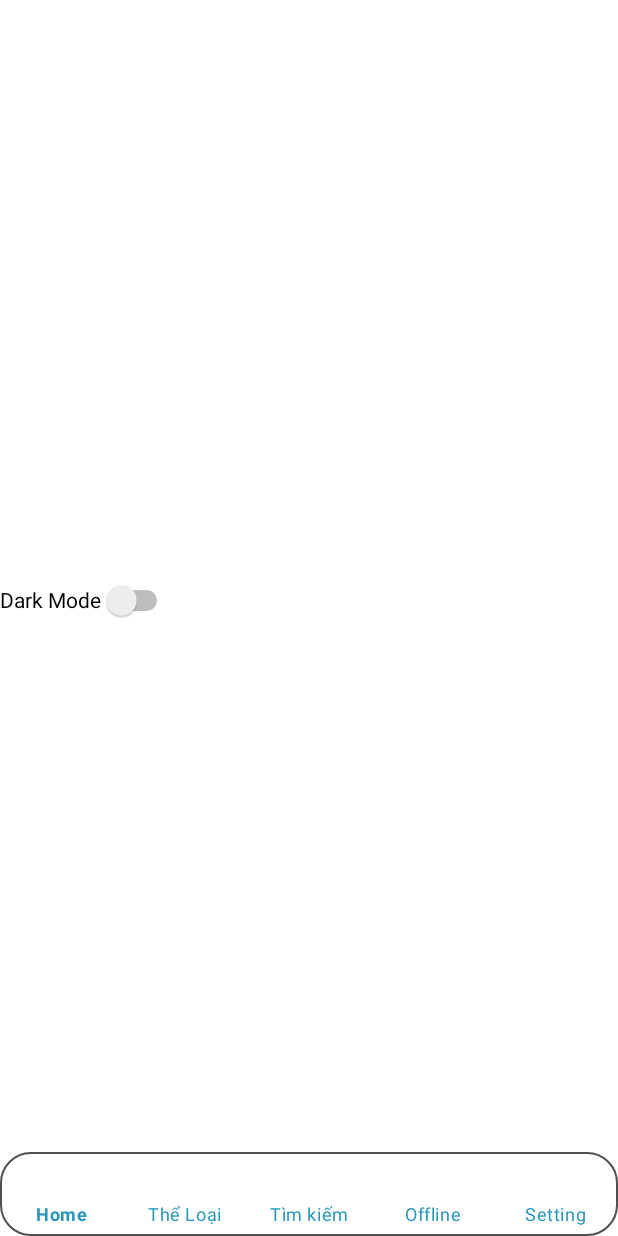
After one commit to HandQ2212/ProReadApp, an Android app: the fragment SettingFragment placed in its activity, on a phone screen of 412 x 824 dp. The commit adds this screen. Run offline under Robolectric (Android 15) with nearby library versions, the phone set to English and light mode, and no system bars.

Commit message:
update: setting fragment & dark/night mode

```diff
--- a/App Mobile/app/src/main/AndroidManifest.xml
+++ b/App Mobile/app/src/main/AndroidManifest.xml
@@ -13,8 +13,9 @@
         android:theme="@style/Theme.ProReadApp"
         tools:targetApi="31">
         <activity
-            android:name=".MainActivity"
-            android:exported="true">
+            android:name=".view.MainActivity"
+            android:exported="true"
+            android:theme="@style/Theme.ProReadApp">
             <intent-filter>
                 <action android:name="android.intent.action.MAIN" />
 
@@ -23,6 +24,7 @@
         </activity>
         <activity android:name=".view.StoryDetailActivity" />
         <activity android:name=".view.ChapterReaderActivity"/>
+
     </application>
 
 </manifest>
--- /dev/null
+++ b/App Mobile/app/src/main/java/com/example/proreadapp/view/MainActivity.java
@@ -0,0 +1,87 @@
+package com.example.proreadapp.view;
+
+import android.os.Bundle;
+import android.view.MenuItem;
+
+import androidx.activity.EdgeToEdge;
+import androidx.appcompat.app.AppCompatActivity;
+import androidx.core.graphics.Insets;
+import androidx.core.view.ViewCompat;
+import androidx.core.view.WindowInsetsCompat;
+import androidx.fragment.app.Fragment;
+import androidx.fragment.app.FragmentTransaction;
+
+import com.example.proreadapp.R;
+import com.example.proreadapp.view.fragment.HomeFragment;
+import com.example.proreadapp.view.fragment.OfflineFragment;
+import com.example.proreadapp.view.fragment.SettingFragment;
+import com.example.proreadapp.view.fragment.TheLoaiFragment;
+import com.example.proreadapp.view.fragment.TimKiemFragment;
+import com.example.proreadapp.databinding.ActivityMainBinding;
+
+public class MainActivity extends AppCompatActivity {
+
+    private ActivityMainBinding binding;
+
+    protected void onCreate(Bundle savedInstanceState) {
+        getSupportActionBar().hide();
+        super.onCreate(savedInstanceState);
+        EdgeToEdge.enable(this);
+        binding = ActivityMainBinding.inflate(getLayoutInflater());
+        setContentView(binding.getRoot());
+
+        setupDefaultFragment();
+        setupBottomNavigation();
+        setupWindowInsets();
+    }
+
+    private void setupDefaultFragment() {
+        getSupportFragmentManager().beginTransaction()
+                .replace(R.id.fragment_container, new HomeFragment())
+                .commit();
+    }
+
+    private void setupBottomNavigation() {
+        binding.bottomNavigation.setOnItemSelectedListener(item -> {
+            changeFragment(item);
+            return true;
+        });
+    }
+
+    private void setupWindowInsets() {
+        ViewCompat.setOnApplyWindowInsetsListener(binding.getRoot(), (v, insets) -> {
+            Insets systemBars = insets.getInsets(WindowInsetsCompat.Type.systemBars());
+            v.setPadding(systemBars.left, systemBars.top, systemBars.right, systemBars.bottom);
+            return WindowInsetsCompat.CONSUMED;
+        });
+    }
+
+    public void changeFragment(MenuItem item) {
+        Fragment selectedFragment = getSelectedFragment(item);
+        if (selectedFragment != null) {
+            FragmentTransaction transaction = getSupportFragmentManager().beginTransaction();
+            transaction.replace(R.id.fragment_container, selectedFragment);
+            transaction.commit();
+        }
+    }
+
+    private Fragment getSelectedFragment(MenuItem item) {
+        int itemId = item.getItemId();
+        if (itemId == R.id.nav_home) {
+            return new HomeFragment();
+        }
+        if (itemId == R.id.nav_theloai) {
+            return new TheLoaiFragment();
+        }
+        if (itemId == R.id.nav_timkiem) {
+            return new TimKiemFragment();
+        }
+        if (itemId == R.id.nav_offline) {
+            return new OfflineFragment();
+        }
+        if (itemId == R.id.nav_setting) {
+            return new SettingFragment();
+        }
+        return null;
+    }
+}
--- a/App Mobile/app/src/main/java/com/example/proreadapp/fragment/OfflineFragment.java
+++ b/App Mobile/app/src/main/java/com/example/proreadapp/view/fragment/OfflineFragment.java
@@ -1,4 +1,4 @@
-package com.example.proreadapp.fragment;
+package com.example.proreadapp.view.fragment;
 
 import android.os.Bundle;
 import android.view.LayoutInflater;
--- /dev/null
+++ b/App Mobile/app/src/main/java/com/example/proreadapp/view/fragment/SettingFragment.java
@@ -0,0 +1,49 @@
+package com.example.proreadapp.view.fragment;
+
+import android.os.Bundle;
+import android.view.LayoutInflater;
+import android.view.View;
+import android.view.ViewGroup;
+
+import androidx.appcompat.app.AppCompatDelegate;
+import androidx.fragment.app.Fragment;
+
+import com.example.proreadapp.databinding.FragmentSettingBinding;
+
+public class SettingFragment extends Fragment {
+    private FragmentSettingBinding binding;
+
+    @Override
+    public View onCreateView(LayoutInflater inflater, ViewGroup container, Bundle savedInstanceState) {
+        binding = FragmentSettingBinding.inflate(inflater, container, false);
+
+        setUpDefaultTheme();
+        setUpSwitchListener();
+
+        return  binding.getRoot();
+    }
+    public void setUpDefaultTheme(){
+        int currentMode = AppCompatDelegate.getDefaultNightMode();
+        binding.switchTheme.setChecked(currentMode == AppCompatDelegate.MODE_NIGHT_YES);
+    }
+
+    public void setUpSwitchListener(){
+        binding.switchTheme.setOnCheckedChangeListener((buttonView, isChecked) -> {
+            if(isChecked)   setDarkMode();
+            else setLightMode();
+        });
+//Lỗi sau khi switch tự động quay về home mà tab menu vẫn ở setting
+    }
+    public void setDarkMode(){
+        AppCompatDelegate.setDefaultNightMode(AppCompatDelegate.MODE_NIGHT_YES);
+    }
+    public void setLightMode(){
+        AppCompatDelegate.setDefaultNightMode(AppCompatDelegate.MODE_NIGHT_NO);
+    }
+
+    @Override
+    public void onDestroyView() {
+        super.onDestroyView();
+        binding = null;
+    }
+}
--- a/App Mobile/app/src/main/res/drawable/bg_layout_oval.xml
+++ b/App Mobile/app/src/main/res/drawable/bg_layout_oval.xml
@@ -1,10 +1,6 @@
 <?xml version="1.0" encoding="utf-8"?>
 <shape xmlns:android="http://schemas.android.com/apk/res/android"
     android:shape="rectangle">
-
     <corners android:radius="20dp"/>
-
-    <solid android:color="@android:color/black"/>
-
     <stroke android:width="1dp" android:color="#4F4F4F"/>
 </shape>
--- a/App Mobile/app/src/main/res/layout/activity_main.xml
+++ b/App Mobile/app/src/main/res/layout/activity_main.xml
@@ -5,7 +5,7 @@
     android:id="@+id/main"
     android:layout_width="match_parent"
     android:layout_height="match_parent"
-    tools:context=".MainActivity">
+    tools:context=".view.MainActivity">
 
     <FrameLayout
         android:id="@+id/fragment_container"
--- a/App Mobile/app/src/main/res/layout/doc_truyen_xml.xml
+++ b/App Mobile/app/src/main/res/layout/doc_truyen_xml.xml
@@ -14,7 +14,7 @@
         android:layout_height="wrap_content"
         android:layout_marginTop="24dp"
         android:layout_marginBottom="12dp"
-        android:text="Chương 2: Máu Tử Linh"
+        android:text="Chương n: Tiêu đề chương"
         android:textColor="#000000"
         android:textSize="22sp"
         android:textStyle="bold" />
--- /dev/null
+++ b/App Mobile/app/src/main/res/layout/fragment_setting.xml
@@ -0,0 +1,14 @@
+<?xml version="1.0" encoding="utf-8"?>
+<LinearLayout xmlns:android="http://schemas.android.com/apk/res/android"
+    android:layout_width="match_parent"
+    android:layout_height="match_parent">
+
+    <Switch
+        android:id="@+id/switch_theme"
+        android:layout_width="wrap_content"
+        android:layout_height="wrap_content"
+        android:layout_gravity="center"
+        android:layout_marginTop="16dp"
+        android:minHeight="48dp"
+        android:text="Dark Mode" />
+</LinearLayout>
--- a/App Mobile/app/src/main/res/menu/bottom_nav_menu.xml
+++ b/App Mobile/app/src/main/res/menu/bottom_nav_menu.xml
@@ -17,5 +17,8 @@
         android:id="@+id/nav_offline"
         android:title="Offline"/>
 
+    <item
+        android:id="@+id/nav_setting"
+        android:title="Setting"/>
 
 </menu>
--- a/App Mobile/app/src/main/res/values/colors.xml
+++ b/App Mobile/app/src/main/res/values/colors.xml
@@ -2,4 +2,8 @@
 <resources>
     <color name="black">#FF000000</color>
     <color name="white">#FFFFFFFF</color>
+    <color name="purple_500">#6200EE</color>
+    <color name="purple_700">#3700B3</color>
+    <color name="teal_200">#03DAC5</color>
+    <color name="teal_700">#018786</color>
 </resources>
--- a/App Mobile/app/src/main/res/values/themes.xml
+++ b/App Mobile/app/src/main/res/values/themes.xml
@@ -1,9 +1,11 @@
-<resources xmlns:tools="http://schemas.android.com/tools">
-    <!-- Base application theme. -->
-    <style name="Base.Theme.ProReadApp" parent="Theme.Material3.DayNight.NoActionBar">
-        <!-- Customize your light theme here. -->
-        <!-- <item name="colorPrimary">@color/my_light_primary</item> -->
+<resources>
+    <style name="Theme.ProReadApp" parent="Theme.MaterialComponents.DayNight.DarkActionBar">
+        <!-- Tùy chỉnh giao diện tại đây -->
+        <item name="colorPrimary">@color/purple_500</item>
+        <item name="colorPrimaryVariant">@color/purple_700</item>
+        <item name="colorOnPrimary">@color/white</item>
+        <item name="colorSecondary">@color/teal_200</item>
+        <item name="colorSecondaryVariant">@color/teal_700</item>
+        <item name="colorOnSecondary">@color/black</item>
     </style>
-
-    <style name="Theme.ProReadApp" parent="Base.Theme.ProReadApp" />
 </resources>
```
Also changed, not shown: App Mobile/app/src/main/java/com/example/proreadapp/MainActivity.java (deleted, +0 -73 lines), App Mobile/app/src/main/java/com/example/proreadapp/view/fragment/HomeFragment.java (renamed from App Mobile/app/src/main/java/com/example/proreadapp/fragment/TimKiemFragment.java, +5 -5 lines), App Mobile/app/src/main/java/com/example/proreadapp/view/fragment/TheLoaiFragment.java (renamed from App Mobile/app/src/main/java/com/example/proreadapp/fragment/TheLoaiFragment.java, +3 -6 lines), App Mobile/app/src/main/java/com/example/proreadapp/view/fragment/TimKiemFragment.java (renamed from App Mobile/app/src/main/java/com/example/proreadapp/fragment/HomeFragment.java, +5 -5 lines).
